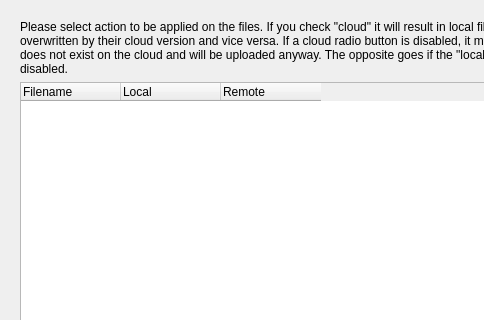
The window that qfieldsync/ui/qfield_cloud_transfer_dialog.ui (opengisch/qfieldsync) describes before a commit, drawn with Qt 5; both pictures show x 0 to 484 and y 0 to 320 of the 600 by 570 pixel window.
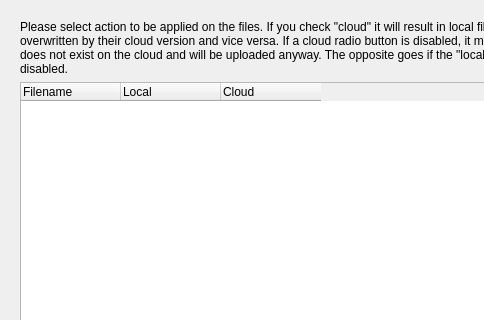
The same window after the commit.

Patch:
```diff
--- a/qfieldsync/ui/qfield_cloud_transfer_dialog.ui
+++ b/qfieldsync/ui/qfield_cloud_transfer_dialog.ui
@@ -132,7 +132,7 @@
          </column>
          <column>
           <property name="text">
-           <string>Remote</string>
+           <string>Cloud</string>
           </property>
          </column>
         </widget>
```
